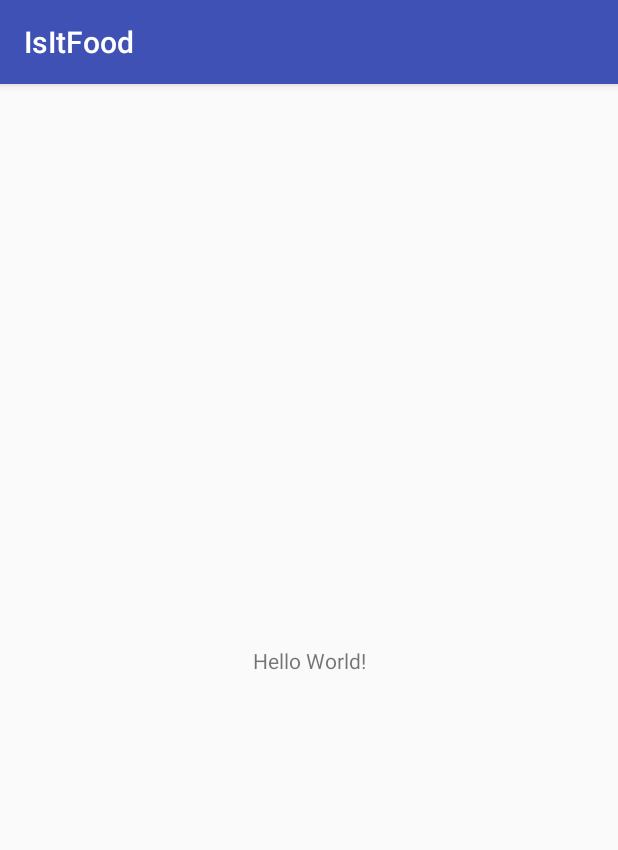
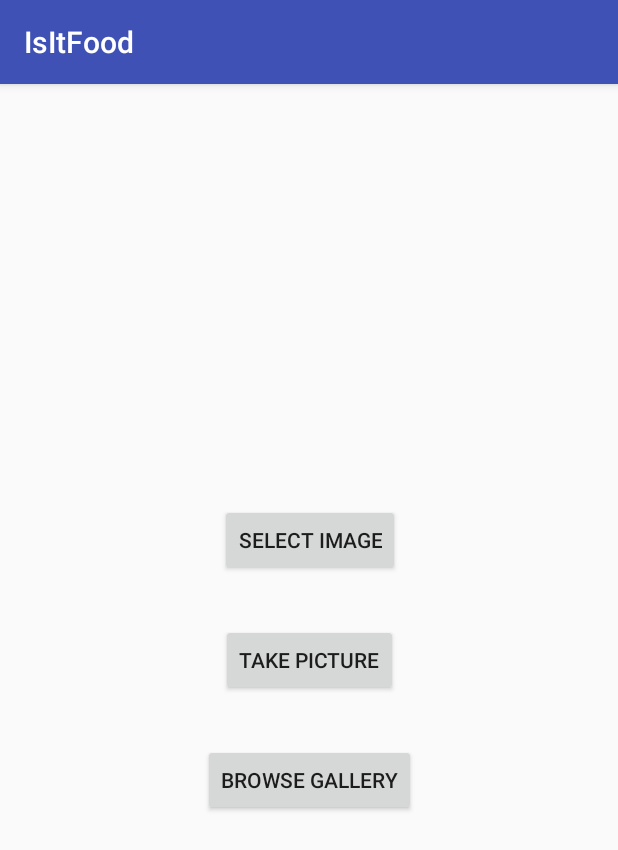
Before and after one commit to Group17ceg4110/Project-3-Beta-Application, an Android app: the screen it shows after launch (MainActivity), on a phone screen of 412 x 824 dp. Shown: the top 850 px of the screen. Run offline under Robolectric (Android 15) with nearby library versions, the light colour scheme and no system bars.

Commit message:
Created Main Menu and Image View UI Elements Hooked UI Elements into Communication Module Code

```diff
--- a/client/src/main/AndroidManifest.xml
+++ b/client/src/main/AndroidManifest.xml
@@ -16,6 +16,7 @@
                 <category android:name="android.intent.category.LAUNCHER" />
             </intent-filter>
         </activity>
+        <activity android:name=".ImageViewActivity"></activity>
     </application>
 
 </manifest>
--- a/client/src/main/res/layout/activity_main.xml
+++ b/client/src/main/res/layout/activity_main.xml
@@ -6,13 +6,40 @@
     android:layout_height="match_parent"
     tools:context=".MainActivity">
 
-    <TextView
+    <Button
+        android:id="@+id/takePictureButton"
         android:layout_width="wrap_content"
         android:layout_height="wrap_content"
-        android:text="Hello World!"
+        android:layout_marginBottom="8dp"
+        android:layout_marginEnd="8dp"
+        android:layout_marginStart="8dp"
+        android:layout_marginTop="8dp"
+        android:text="Take Picture"
         app:layout_constraintBottom_toBottomOf="parent"
-        app:layout_constraintLeft_toLeftOf="parent"
-        app:layout_constraintRight_toRightOf="parent"
+        app:layout_constraintEnd_toEndOf="parent"
+        app:layout_constraintStart_toStartOf="parent"
         app:layout_constraintTop_toTopOf="parent" />
 
+    <Button
+        android:id="@+id/browseGalleryButton"
+        android:layout_width="wrap_content"
+        android:layout_height="wrap_content"
+        android:layout_marginTop="32dp"
+        android:text="Browse Gallery"
+        app:layout_constraintEnd_toEndOf="@+id/takePictureButton"
+        app:layout_constraintHorizontal_bias="0.5"
+        app:layout_constraintStart_toStartOf="@+id/takePictureButton"
+        app:layout_constraintTop_toBottomOf="@+id/takePictureButton" />
+
+    <Button
+        android:id="@+id/selectImageButton"
+        android:layout_width="wrap_content"
+        android:layout_height="wrap_content"
+        android:layout_marginBottom="32dp"
+        android:layout_marginEnd="8dp"
+        android:layout_marginStart="8dp"
+        android:text="Select Image"
+        app:layout_constraintBottom_toTopOf="@+id/takePictureButton"
+        app:layout_constraintEnd_toEndOf="@+id/takePictureButton"
+        app:layout_constraintStart_toStartOf="@+id/takePictureButton" />
 </android.support.constraint.ConstraintLayout>
```
Also changed, not shown: client/src/main/java/ceg4110_f18_g19/isitfood/client/ImageViewActivity.java (added, +54 -0 lines), client/src/main/java/ceg4110_f18_g19/isitfood/client/MainActivity.java (+51 -1 lines), client/src/main/res/layout/activity_image_view.xml (added, +61 -0 lines).
